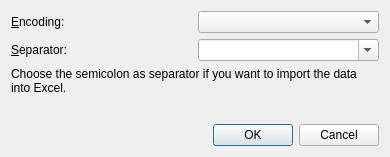
Above: src/gui/windows/CsvExportDialog.ui from Akaflieg/startkladde before the change. Below: the same form after it.
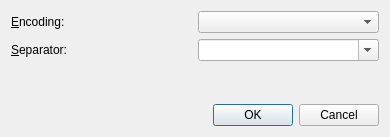
That is the form after the change. Custom widgets are drawn as their Qt base class.

What changed in the file:
```diff
--- a/src/gui/windows/CsvExportDialog.ui
+++ b/src/gui/windows/CsvExportDialog.ui
@@ -7,7 +7,7 @@
     <x>0</x>
     <y>0</y>
     <width>390</width>
-    <height>157</height>
+    <height>137</height>
    </rect>
   </property>
   <property name="windowTitle">
@@ -63,16 +63,6 @@
      </item>
     </layout>
    </item>
-   <item>
-    <widget class="QLabel" name="label_3">
-     <property name="text">
-      <string>Choose the semicolon as separator if you want to import the data into Excel.</string>
-     </property>
-     <property name="wordWrap">
-      <bool>true</bool>
-     </property>
-    </widget>
-   </item>
    <item>
     <spacer name="verticalSpacer">
      <property name="orientation">
```
Left out of the diff: 4 changed lines with no effect on the pictures.
